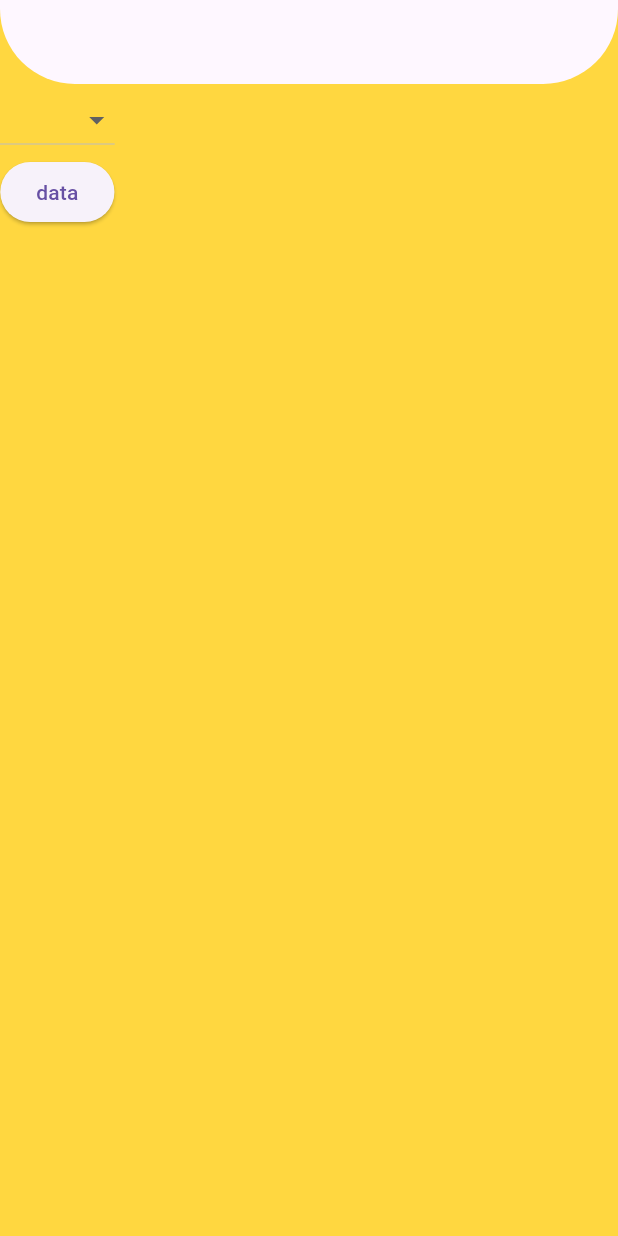
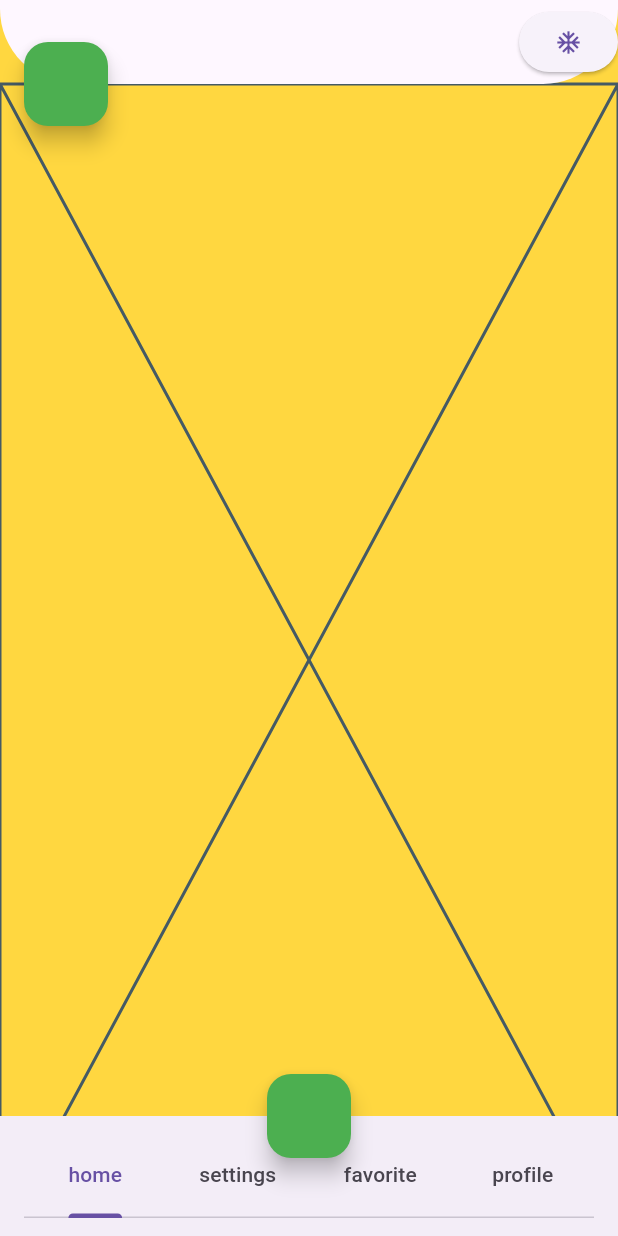
Before and after one commit to pinareray/Flutter-Full-Learn, a Flutter app: the screen it shows after launch, on a phone screen of 412 x 824 dp. Run offline on Flutter 3.47's test engine with Material 3 defaults, Android fonts, the phone set to English and light mode, and no system bars; our stand-ins replace dio, flutter_secure_storage, flutter_spinkit, shared_preferences; accounts and stored records are empty; network calls fail.

Commit message:
added tabbar

```diff
--- /dev/null
+++ b/lib/303/feed_view.dart
@@ -0,0 +1,83 @@
+import 'package:flutter/material.dart';
+import '../202/service/post_service.dart';
+
+import '../202/service/post_model.dart';
+
+class FeedView extends StatefulWidget {
+  const FeedView({Key? key}) : super(key: key);
+
+  @override
+  State<FeedView> createState() => _FeedViewState();
+}
+
+class _FeedViewState extends State<FeedView> with AutomaticKeepAliveClientMixin {
+  final IPostService _postService = PostService();
+  late final Future<List<PostModel>?> _itemsFuture;
+  @override
+  void initState() {
+    // TODO: implement initState
+    super.initState();
+    _itemsFuture = _postService.fetchPostItemsAdvance();
+  }
+
+  @override
+  Widget build(BuildContext context) {
+    super.build(context);
+    return Scaffold(
+      floatingActionButtonLocation: FloatingActionButtonLocation.startTop,
+      floatingActionButton: FloatingActionButton(
+        onPressed: () {
+          setState(() {});
+        },
+      ),
+      appBar: AppBar(
+        actions: [ElevatedButton(onPressed: () {}, child: const Icon(Icons.ac_unit))],
+      ),
+      body: _FeedFutureBuilder(itemsFuture: _itemsFuture),
+    );
+  }
+
+  @override
+  bool get wantKeepAlive => true;
+}
+
+class _FeedFutureBuilder extends StatelessWidget {
+  const _FeedFutureBuilder({
+    Key? key,
+    required Future<List<PostModel>?> itemsFuture,
+  })  : _itemsFuture = itemsFuture,
+        super(key: key);
+
+  final Future<List<PostModel>?> _itemsFuture;
+
+  @override
+  Widget build(BuildContext context) {
+    return FutureBuilder<List<PostModel>?>(
+      future: _itemsFuture,
+      builder: (BuildContext context, AsyncSnapshot<List<PostModel>?> snapshot) {
+        switch (snapshot.connectionState) {
+          case ConnectionState.none:
+            return const Placeholder();
+          case ConnectionState.waiting:
+          case ConnectionState.active:
+            return const Center(child: CircularProgressIndicator());
+          case ConnectionState.done:
+            if (snapshot.hasData) {
+              return ListView.builder(
+                itemCount: snapshot.data?.length ?? 0,
+                itemBuilder: (BuildContext context, int index) {
+                  return Card(
+                    child: ListTile(
+                      title: Text(snapshot.data?[index].body ?? ''),
+                    ),
+                  );
+                },
+              );
+            } else {
+              return const Placeholder();
+            }
+        }
+      },
+    );
+  }
+}
--- /dev/null
+++ b/lib/303/tabbar_advance.dart
@@ -0,0 +1,64 @@
+import 'package:flutter/material.dart';
+import 'package:flutter_full_learn/303/feed_view.dart';
+import '../101/icon_learn.dart';
+
+class TabAdvanceLearn extends StatefulWidget {
+  const TabAdvanceLearn({Key? key}) : super(key: key);
+
+  @override
+  State<TabAdvanceLearn> createState() => _TabLearnState();
+}
+
+class _TabLearnState extends State<TabAdvanceLearn>
+    with TickerProviderStateMixin {
+  late final TabController _tabController;
+  final double _notchedValue = 10;
+  @override
+  void initState() {
+    super.initState();
+    _tabController =
+        TabController(length: _MyTabViews.values.length, vsync: this);
+  }
+
+  @override
+  Widget build(BuildContext context) {
+    return DefaultTabController(
+      length: _MyTabViews.values.length,
+      child: Scaffold(
+        extendBody: true,
+        floatingActionButtonLocation: FloatingActionButtonLocation.centerDocked,
+        floatingActionButton: FloatingActionButton(onPressed: () {
+          _tabController.animateTo(_MyTabViews.home.index);
+        }),
+        bottomNavigationBar:
+            BottomAppBar(notchMargin: _notchedValue, child: _myTabView()),
+        // appBar: AppBar(),
+        body: _tabbarView(),
+      ),
+    );
+  }
+
+  TabBar _myTabView() {
+    return TabBar(
+        padding: EdgeInsets.zero,
+        onTap: (int index) {},
+        controller: _tabController,
+        tabs: _MyTabViews.values.map((e) => Tab(text: e.name)).toList());
+  }
+
+  TabBarView _tabbarView() {
+    return TabBarView(
+        physics: const NeverScrollableScrollPhysics(),
+        controller: _tabController,
+        children: [
+          const FeedView(),
+          IconLearnView(),
+          IconLearnView(),
+          IconLearnView()
+        ]);
+  }
+}
+
+enum _MyTabViews { home, settings, favorite, profile }
+
+extension _MyTabViewExtension on _MyTabViews {}
--- a/lib/main.dart
+++ b/lib/main.dart
@@ -42,6 +42,7 @@ import 'package:flutter_full_learn/202/tab_learn.dart';
 import 'package:flutter_full_learn/202/theme/light_theme.dart';
 import 'package:flutter_full_learn/202/theme_learn_view.dart';
 import 'package:flutter_full_learn/303/callback_learn.dart';
+import 'package:flutter_full_learn/303/tabbar_advance.dart';
 import 'package:flutter_full_learn/demos/color_demos_view.dart';
 import 'package:flutter_full_learn/demos/color_life_cycle.dart';
 import 'package:flutter_full_learn/demos/my_collections_demos.dart';
@@ -81,7 +82,7 @@ class MyApp extends StatelessWidget {
           elevation: 0,
         )), */
 
-      home: const CallBackLearn(),
+      home: const TabAdvanceLearn(),
     );
   }
 }
```
Also changed, not shown: lib/303/callback_learn.dart (+7 -1 lines), lib/product/widget/button/loading_button.dart (+43 -0 lines).
